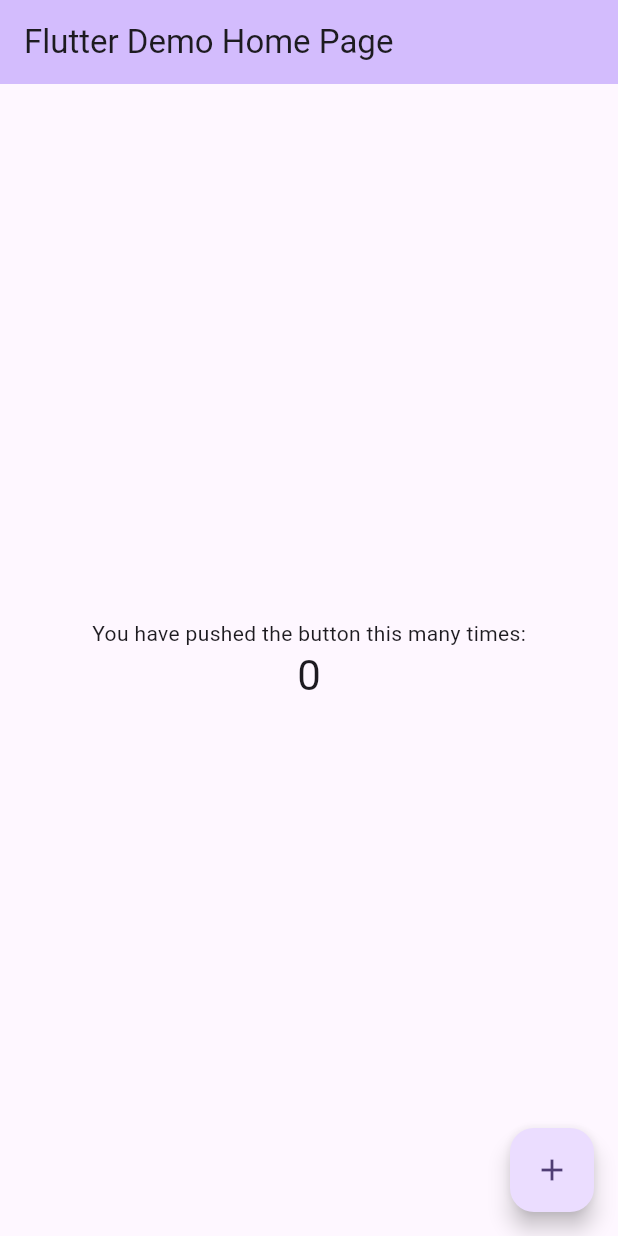
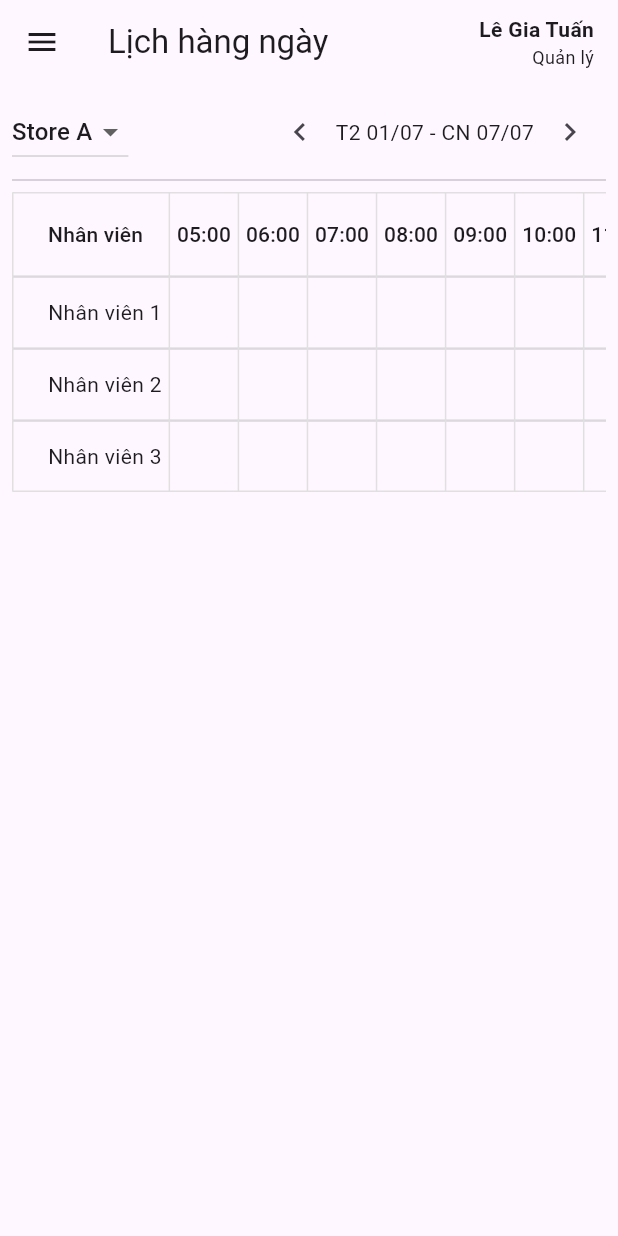
Before and after one commit to legiatuangtvt-droid/flutter_demo_dws, a Flutter app: the screen it shows after launch, on a phone screen of 412 x 824 dp. Run offline on Flutter 3.47's test engine with Material 3 defaults, Android fonts, the phone set to English and light mode, and no system bars; our stand-ins replace firebase_core; accounts and stored records are empty.

Commit message:
feat: Implement initial schedule page UI
Replaces the default counter app with a new `SchedulePage` that lays out the basic structure for a scheduling application.

This commit introduces the main UI components for viewing and navigating a daily schedule.

Key changes:
- Replaced `MyHomePage` with a new stateful widget, `SchedulePage`.
- Set `SchedulePage` as the home screen in `MyApp`.
- Added a `Scaffold` with an `AppBar`, a `Drawer` for navigation, and a main body.
- The `AppBar` now displays a title, user's name, and position as placeholders.
- A functional bar is implemented with a store selector dropdown and week navigation controls.
- A horizontally and vertically scrollable `DataTable` is added to display employee shifts against time slots.
- Helper methods (`_buildTimeColumns` and `_buildEmployeeRows`) are created to populate the schedule table with placeholder data.

```diff
--- a/lib/main.dart
+++ b/lib/main.dart
@@ -13,119 +13,174 @@ void main() async {
 class MyApp extends StatelessWidget {
   const MyApp({super.key});
 
-  // This widget is the root of your application.
   @override
   Widget build(BuildContext context) {
     return MaterialApp(
-      title: 'Flutter Demo',
+      title: 'Schedule App',
       theme: ThemeData(
-        // This is the theme of your application.
-        //
-        // TRY THIS: Try running your application with "flutter run". You'll see
-        // the application has a purple toolbar. Then, without quitting the app,
-        // try changing the seedColor in the colorScheme below to Colors.green
-        // and then invoke "hot reload" (save your changes or press the "hot
-        // reload" button in a Flutter-supported IDE, or press "r" if you used
-        // the command line to start the app).
-        //
-        // Notice that the counter didn't reset back to zero; the application
-        // state is not lost during the reload. To reset the state, use hot
-        // restart instead.
-        //
-        // This works for code too, not just values: Most code changes can be
-        // tested with just a hot reload.
         colorScheme: ColorScheme.fromSeed(seedColor: Colors.deepPurple),
         useMaterial3: true,
       ),
-      home: const MyHomePage(title: 'Flutter Demo Home Page'),
+      home: const SchedulePage(), // Changed this from MyHomePage
     );
   }
 }
 
-class MyHomePage extends StatefulWidget {
-  const MyHomePage({super.key, required this.title});
-
-  // This widget is the home page of your application. It is stateful, meaning
-  // that it has a State object (defined below) that contains fields that affect
-  // how it looks.
-
-  // This class is the configuration for the state. It holds the values (in this
-  // case the title) provided by the parent (in this case the App widget) and
-  // used by the build method of the State. Fields in a Widget subclass are
-  // always marked "final".
-
-  final String title;
+// New page widget
+class SchedulePage extends StatefulWidget {
+  const SchedulePage({super.key});
 
   @override
-  State<MyHomePage> createState() => _MyHomePageState();
+  State<SchedulePage> createState() => _SchedulePageState();
 }
 
-class _MyHomePageState extends State<MyHomePage> {
-  int _counter = 0;
+class _SchedulePageState extends State<SchedulePage> {
+  String? _selectedStore = 'Store A'; // Placeholder
+  final List<String> _stores = ['Store A', 'Store B', 'Store C']; // Placeholder
 
-  void _incrementCounter() {
-    setState(() {
-      // This call to setState tells the Flutter framework that something has
-      // changed in this State, which causes it to rerun the build method below
-      // so that the display can reflect the updated values. If we changed
-      // _counter without calling setState(), then the build method would not be
-      // called again, and so nothing would appear to happen.
-      _counter++;
-    });
+  // Helper to build the time columns for the DataTable
+  List<DataColumn> _buildTimeColumns() {
+    List<DataColumn> columns = [const DataColumn(label: Text('Nhân viên'))];
+    for (int i = 5; i <= 23; i++) {
+      columns.add(DataColumn(label: Text('${i.toString().padLeft(2, '0')}:00')));
+    }
+    return columns;
+  }
+
+  // Helper to build placeholder rows
+  List<DataRow> _buildEmployeeRows() {
+    // This would come from your data source
+    List<String> employees = ['Nhân viên 1', 'Nhân viên 2', 'Nhân viên 3'];
+    return employees.map((employee) {
+      List<DataCell> cells = [DataCell(Text(employee))];
+      // Add empty cells for time slots
+      for (int i = 5; i <= 23; i++) {
+        cells.add(const DataCell(Text(''))); // Placeholder for shifts
+      }
+      return DataRow(cells: cells);
+    }).toList();
   }
 
   @override
   Widget build(BuildContext context) {
-    // This method is rerun every time setState is called, for instance as done
-    // by the _incrementCounter method above.
-    //
-    // The Flutter framework has been optimized to make rerunning build methods
-    // fast, so that you can just rebuild anything that needs updating rather
-    // than having to individually change instances of widgets.
     return Scaffold(
+      // 1. Top Bar
       appBar: AppBar(
-        // TRY THIS: Try changing the color here to a specific color (to
-        // Colors.amber, perhaps?) and trigger a hot reload to see the AppBar
-        // change color while the other colors stay the same.
-        backgroundColor: Theme.of(context).colorScheme.inversePrimary,
-        // Here we take the value from the MyHomePage object that was created by
-        // the App.build method, and use it to set our appbar title.
-        title: Text(widget.title),
+        title: const Text('Lịch hàng ngày'),
+        actions: [
+          Padding(
+            padding: const EdgeInsets.only(right: 16.0),
+            child: Center(
+              child: Column(
+                mainAxisAlignment: MainAxisAlignment.center,
+                crossAxisAlignment: CrossAxisAlignment.end,
+                children: const [
+                  Text(
+                    'Lê Gia Tuấn', // Placeholder name
+                    style: TextStyle(fontWeight: FontWeight.bold),
+                  ),
+                  Text(
+                    'Quản lý', // Placeholder position
+                    style: TextStyle(fontSize: 12.0),
+                  ),
+                ],
+              ),
+            ),
+          ),
+        ],
       ),
-      body: Center(
-        // Center is a layout widget. It takes a single child and positions it
-        // in the middle of the parent.
-        child: Column(
-          // Column is also a layout widget. It takes a list of children and
-          // arranges them vertically. By default, it sizes itself to fit its
-          // children horizontally, and tries to be as tall as its parent.
-          //
-          // Column has various properties to control how it sizes itself and
-          // how it positions its children. Here we use mainAxisAlignment to
-          // center the children vertically; the main axis here is the vertical
-          // axis because Columns are vertical (the cross axis would be
-          // horizontal).
-          //
-          // TRY THIS: Invoke "debug painting" (choose the "Toggle Debug Paint"
-          // action in the IDE, or press "p" in the console), to see the
-          // wireframe for each widget.
-          mainAxisAlignment: MainAxisAlignment.center,
-          children: <Widget>[
-            const Text(
-              'You have pushed the button this many times:',
+      // 2. Sidebar Menu
+      drawer: Drawer(
+        child: ListView(
+          padding: EdgeInsets.zero,
+          children: [
+            const DrawerHeader(
+              decoration: BoxDecoration(
+                color: Colors.deepPurple,
+              ),
+              child: Text(
+                'Menu',
+                style: TextStyle(color: Colors.white, fontSize: 24),
+              ),
             ),
-            Text(
-              '$_counter',
-              style: Theme.of(context).textTheme.headlineMedium,
+            ListTile(
+              leading: const Icon(Icons.calendar_today),
+              title: const Text('Lịch hàng ngày'),
+              onTap: () {
+                Navigator.pop(context); // Close the drawer
+                // Already on this page, do nothing
+              },
+            ),
+            ListTile(
+              leading: const Icon(Icons.calendar_month),
+              title: const Text('Lịch hàng tháng'),
+              onTap: () {
+                Navigator.pop(context); // Close the drawer
+                // Navigate to monthly calendar page (not implemented)
+              },
             ),
           ],
         ),
       ),
-      floatingActionButton: FloatingActionButton(
-        onPressed: _incrementCounter,
-        tooltip: 'Increment',
-        child: const Icon(Icons.add),
-      ), // This trailing comma makes auto-formatting nicer for build methods.
+      // 3. Main Content
+      body: Padding(
+        padding: const EdgeInsets.all(8.0),
+        child: Column(
+          children: [
+            // --- Function Bar ---
+            Row(
+              mainAxisAlignment: MainAxisAlignment.spaceBetween,
+              children: [
+                // Store Selector
+                DropdownButton<String>(
+                  value: _selectedStore,
+                  items: _stores.map<DropdownMenuItem<String>>((String value) {
+                    return DropdownMenuItem<String>(
+                      value: value,
+                      child: Text(value),
+                    );
+                  }).toList(),
+                  onChanged: (String? newValue) {
+                    setState(() {
+                      _selectedStore = newValue;
+                    });
+                  },
+                ),
+                // Week Navigator
+                Row(
+                  children: [
+                    IconButton(
+                      icon: const Icon(Icons.chevron_left),
+                      onPressed: () { /* Logic for previous week */ },
+                    ),
+                    const Text('T2 01/07 - CN 07/07'), // Placeholder date range
+                    IconButton(
+                      icon: const Icon(Icons.chevron_right),
+                      onPressed: () { /* Logic for next week */ },
+                    ),
+                  ],
+                ),
+              ],
+            ),
+            const Divider(),
+            // --- Table ---
+            Expanded(
+              child: SingleChildScrollView(
+                scrollDirection: Axis.horizontal,
+                child: SingleChildScrollView(
+                  scrollDirection: Axis.vertical,
+                  child: DataTable(
+                    border: TableBorder.all(color: Colors.grey.shade300, width: 1),
+                    columnSpacing: 10,
+                    columns: _buildTimeColumns(),
+                    rows: _buildEmployeeRows(),
+                  ),
+                ),
+              ),
+            ),
+          ],
+        ),
+      ),
     );
   }
 }
```
